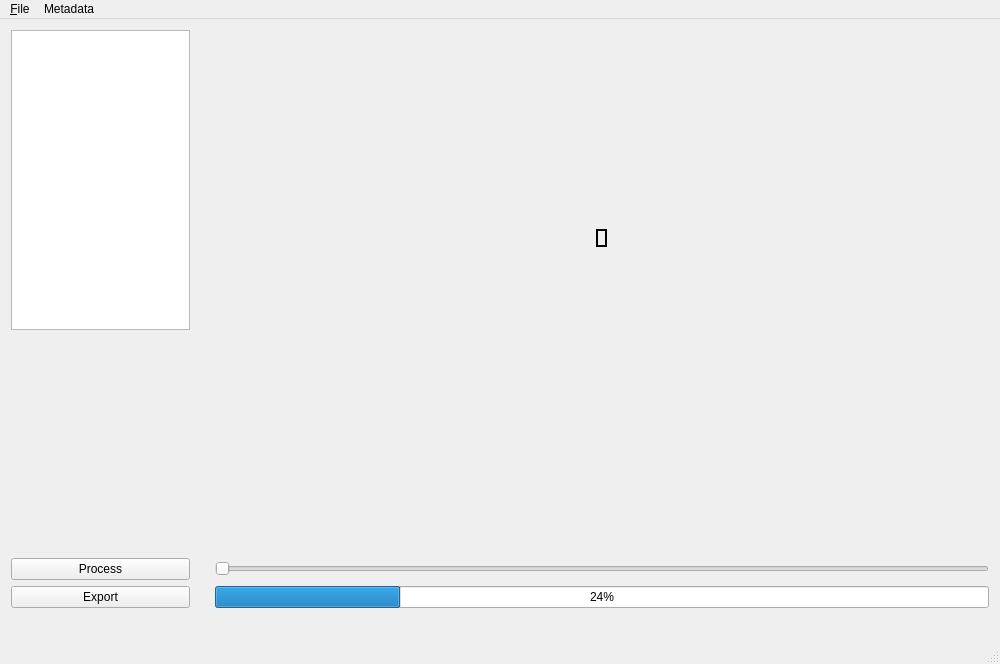
Qt form GUI/GUI.ui (hannahmunoz/Thesis) before a commit.
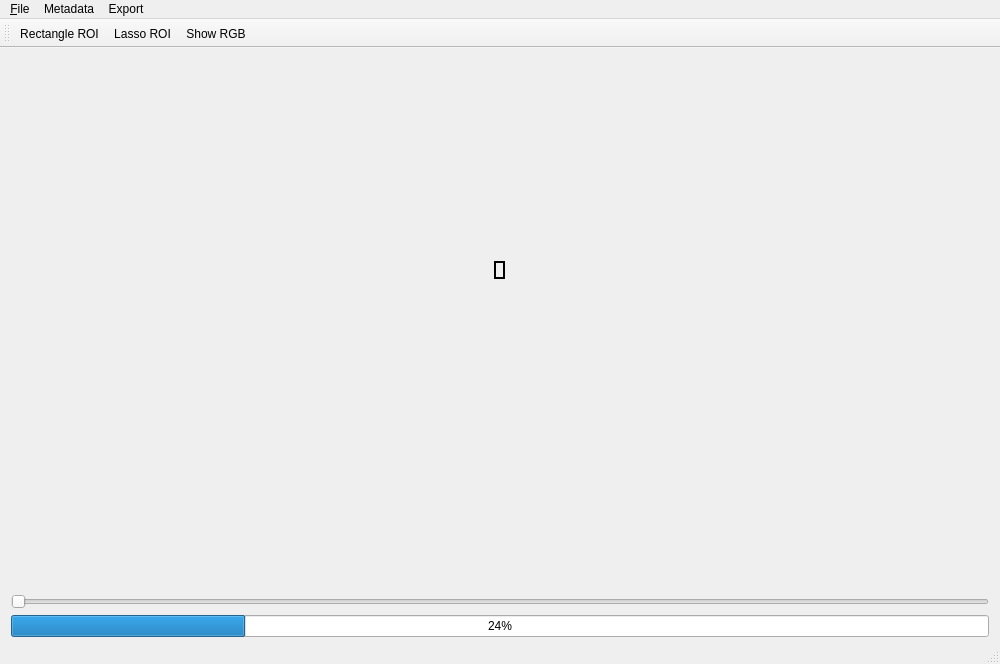
The same form after that commit. Custom widgets are drawn as their Qt base class.

The edit to the form file:
```diff
--- a/GUI/GUI.ui
+++ b/GUI/GUI.ui
@@ -359,67 +359,7 @@
     </size>
    </property>
    <layout class="QGridLayout" name="gridLayout">
-    <item row="0" column="0">
-     <widget class="QListWidget" name="Toolbox">
-      <property name="maximumSize">
-       <size>
-        <width>200</width>
-        <height>300</height>
-       </size>
-      </property>
-     </widget>
-    </item>
-    <item row="1" column="0" rowspan="3">
-     <layout class="QHBoxLayout" name="horizontalLayout">
-      <item>
-       <widget class="QLabel" name="RGBView">
-        <property name="sizePolicy">
-         <sizepolicy hsizetype="Fixed" vsizetype="Fixed">
-          <horstretch>0</horstretch>
-          <verstretch>0</verstretch>
-         </sizepolicy>
-        </property>
-        <property name="maximumSize">
-         <size>
-          <width>200</width>
-          <height>200</height>
-         </size>
-        </property>
-        <property name="text">
-         <string/>
-        </property>
-       </widget>
-      </item>
-     </layout>
-    </item>
-    <item row="6" column="0">
-     <widget class="QPushButton" name="ProcessButton">
-      <property name="text">
-       <string>Process</string>
-      </property>
-     </widget>
-    </item>
-    <item row="0" column="1">
-     <spacer name="horizontalSpacer">
-      <property name="orientation">
-       <enum>Qt::Horizontal</enum>
-      </property>
-      <property name="sizeHint" stdset="0">
-       <size>
-        <width>40</width>
-        <height>20</height>
-       </size>
-      </property>
-     </spacer>
-    </item>
-    <item row="7" column="0">
-     <widget class="QPushButton" name="ExportButton">
-      <property name="text">
-       <string>Export</string>
-      </property>
-     </widget>
-    </item>
-    <item row="3" column="2">
+    <item row="2" column="0">
      <layout class="QHBoxLayout" name="horizontalLayout_2">
       <item>
        <widget class="QLabel" name="FarLeftScrollImage">
@@ -518,7 +458,7 @@
       </item>
      </layout>
     </item>
-    <item row="0" column="2" rowspan="3">
+    <item row="0" column="0" rowspan="2">
      <layout class="QHBoxLayout" name="horizontalLayout_3">
       <property name="sizeConstraint">
        <enum>QLayout::SetDefaultConstraint</enum>
@@ -556,20 +496,20 @@
       </item>
      </layout>
     </item>
-    <item row="7" column="2">
+    <item row="5" column="0">
+     <widget class="QSlider" name="ImageScroller">
+      <property name="orientation">
+       <enum>Qt::Horizontal</enum>
+      </property>
+     </widget>
+    </item>
+    <item row="7" column="0">
      <widget class="QProgressBar" name="PictureProcessingBar">
       <property name="value">
        <number>24</number>
       </property>
      </widget>
     </item>
-    <item row="6" column="2">
-     <widget class="QSlider" name="ImageScroller">
-      <property name="orientation">
-       <enum>Qt::Horizontal</enum>
-      </property>
-     </widget>
-    </item>
    </layout>
   </widget>
   <widget class="QStatusBar" name="statusBar"/>
@@ -607,8 +547,28 @@
     </property>
     <addaction name="actionView"/>
    </widget>
+   <widget class="QMenu" name="menuExport">
+    <property name="title">
+     <string>Export</string>
+    </property>
+   </widget>
    <addaction name="menu_File"/>
    <addaction name="menuEdit"/>
+   <addaction name="menuExport"/>
+  </widget>
+  <widget class="QToolBar" name="toolBar">
+   <property name="windowTitle">
+    <string>toolBar</string>
+   </property>
+   <attribute name="toolBarArea">
+    <enum>TopToolBarArea</enum>
+   </attribute>
+   <attribute name="toolBarBreak">
+    <bool>false</bool>
+   </attribute>
+   <addaction name="actionRectangle_ROI"/>
+   <addaction name="actionLasso_ROI"/>
+   <addaction name="actionShow_RGB"/>
   </widget>
   <action name="action_Open">
    <property name="text">
@@ -673,6 +633,26 @@
     <string>Export</string>
    </property>
   </action>
+  <action name="actionSelect">
+   <property name="text">
+    <string>Select</string>
+   </property>
+  </action>
+  <action name="actionRectangle_ROI">
+   <property name="text">
+    <string>Rectangle ROI</string>
+   </property>
+  </action>
+  <action name="actionLasso_ROI">
+   <property name="text">
+    <string>Lasso ROI</string>
+   </property>
+  </action>
+  <action name="actionShow_RGB">
+   <property name="text">
+    <string>Show RGB</string>
+   </property>
+  </action>
  </widget>
  <layoutdefault spacing="6" margin="11"/>
  <customwidgets>
```
